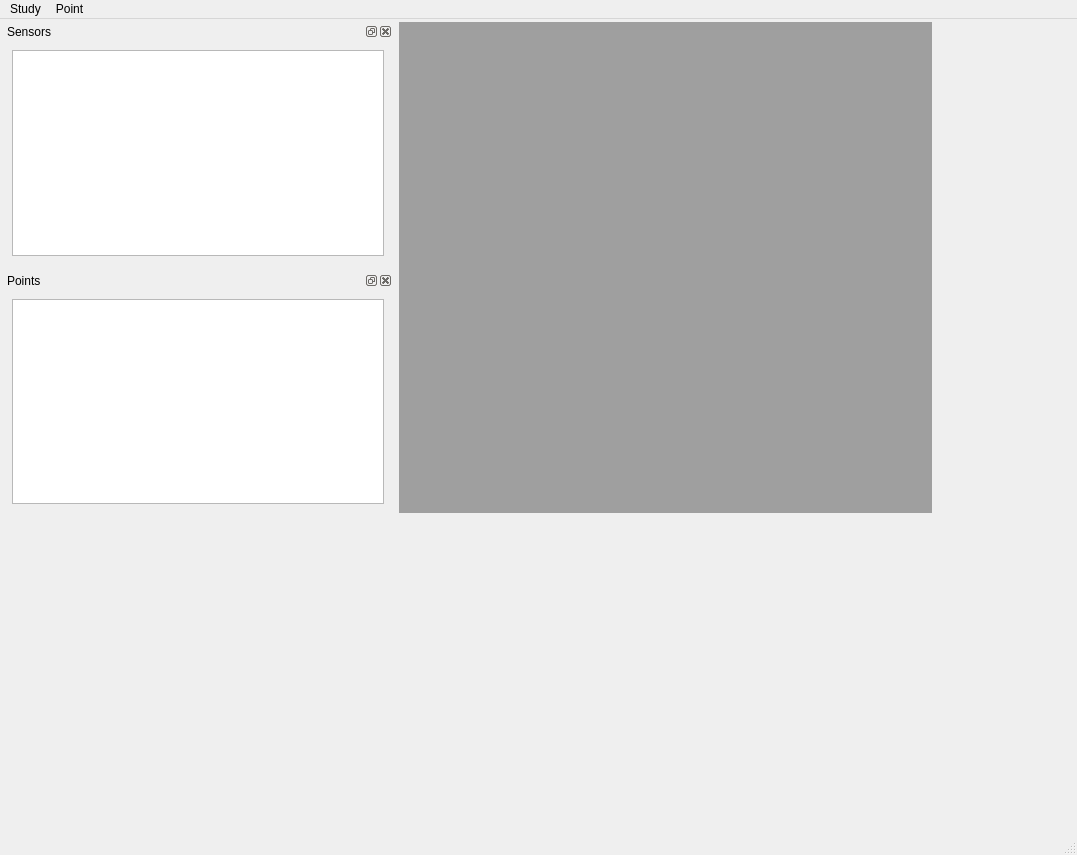
Before: the Qt Designer form molonari_data/molonaviz/mainwindow.ui in leamailhol/MOLO-projet-interface, drawn with Qt 5.
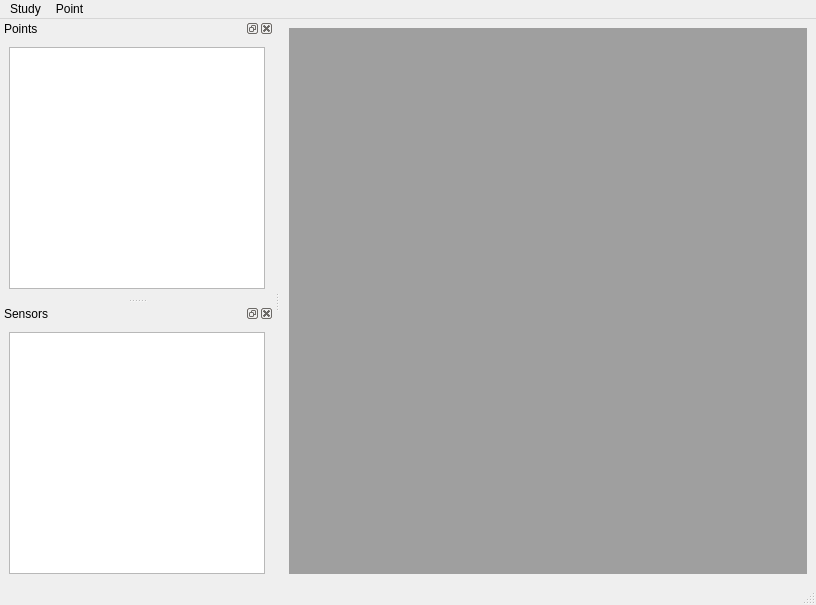
After: the same form once the commit is applied.

```diff
--- a/molonari_data/molonaviz/mainwindow.ui
+++ b/molonari_data/molonaviz/mainwindow.ui
@@ -6,8 +6,8 @@
    <rect>
     <x>0</x>
     <y>0</y>
-    <width>1077</width>
-    <height>855</height>
+    <width>816</width>
+    <height>605</height>
    </rect>
   </property>
   <property name="windowTitle">
@@ -17,82 +17,19 @@
    <string notr="true"/>
   </property>
   <widget class="QWidget" name="centralwidget">
-   <widget class="QWidget" name="">
-    <property name="geometry">
-     <rect>
-      <x>3</x>
-      <y>3</y>
-      <width>929</width>
-      <height>491</height>
-     </rect>
-    </property>
-    <layout class="QGridLayout" name="gridLayout_7">
-     <item row="0" column="1">
-      <widget class="QMdiArea" name="mdiArea"/>
-     </item>
-     <item row="0" column="0">
-      <layout class="QVBoxLayout" name="verticalLayout">
-       <item>
-        <widget class="QDockWidget" name="dockSensors">
-         <property name="styleSheet">
-          <string notr="true">
-</string>
-         </property>
-         <property name="windowTitle">
-          <string>Sensors</string>
-         </property>
-         <widget class="QWidget" name="dockWidgetContents">
-          <layout class="QGridLayout" name="gridLayout_4">
-           <item row="0" column="0">
-            <widget class="QTreeView" name="treeViewSensors">
-             <property name="styleSheet">
-              <string notr="true"/>
-             </property>
-             <attribute name="headerVisible">
-              <bool>false</bool>
-             </attribute>
-            </widget>
-           </item>
-          </layout>
-         </widget>
-        </widget>
-       </item>
-       <item>
-        <widget class="QDockWidget" name="dockPoint">
-         <property name="styleSheet">
-          <string notr="true"/>
-         </property>
-         <property name="windowTitle">
-          <string>Points</string>
-         </property>
-         <widget class="QWidget" name="dockWidgetContents_2">
-          <layout class="QGridLayout" name="gridLayout_5">
-           <item row="0" column="0">
-            <widget class="QTreeView" name="treeViewPoint">
-             <property name="styleSheet">
-              <string notr="true"/>
-             </property>
-             <attribute name="headerVisible">
-              <bool>false</bool>
-             </attribute>
-            </widget>
-           </item>
-          </layout>
-         </widget>
-        </widget>
-       </item>
-      </layout>
-     </item>
-    </layout>
-   </widget>
+   <layout class="QVBoxLayout" name="verticalLayout">
+    <item>
+     <widget class="QMdiArea" name="mdiArea"/>
+    </item>
+   </layout>
   </widget>
   <widget class="QMenuBar" name="menubar">
    <property name="geometry">
     <rect>
      <x>0</x>
      <y>0</y>
-     <width>1077</width>
-     <height>26</height>
+     <width>816</width>
+     <height>21</height>
     </rect>
    </property>
    <widget class="QMenu" name="menuStudy">
@@ -113,6 +50,56 @@
    <addaction name="menuPoint"/>
   </widget>
   <widget class="QStatusBar" name="statusbar"/>
+  <widget class="QDockWidget" name="dockPoint">
+   <property name="styleSheet">
+    <string notr="true"/>
+   </property>
+   <property name="windowTitle">
+    <string>Points</string>
+   </property>
+   <attribute name="dockWidgetArea">
+    <number>1</number>
+   </attribute>
+   <widget class="QWidget" name="dockWidgetContents_2">
+    <layout class="QGridLayout" name="gridLayout_5">
+     <item row="0" column="0">
+      <widget class="QTreeView" name="treeViewPoint">
+       <property name="styleSheet">
+        <string notr="true"/>
+       </property>
+       <attribute name="headerVisible">
+        <bool>false</bool>
+       </attribute>
+      </widget>
+     </item>
+    </layout>
+   </widget>
+  </widget>
+  <widget class="QDockWidget" name="dockSensors">
+   <property name="styleSheet">
+    <string notr="true"/>
+   </property>
+   <property name="windowTitle">
+    <string>Sensors</string>
+   </property>
+   <attribute name="dockWidgetArea">
+    <number>1</number>
+   </attribute>
+   <widget class="QWidget" name="dockWidgetContents">
+    <layout class="QGridLayout" name="gridLayout_4">
+     <item row="0" column="0">
+      <widget class="QTreeView" name="treeViewSensors">
+       <property name="styleSheet">
+        <string notr="true"/>
+       </property>
+       <attribute name="headerVisible">
+        <bool>false</bool>
+       </attribute>
+      </widget>
+     </item>
+    </layout>
+   </widget>
+  </widget>
   <action name="actionCreate_Study">
    <property name="text">
     <string>Create Study</string>
```
